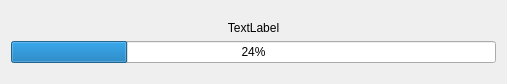
Above: RapidScan/progressdialog.ui from Shining3D/sdk-demo-cpp-rapid before the change. Below: the same form after it.
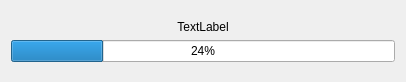
That is the form after the change.

Patch:
```diff
--- a/RapidScan/progressdialog.ui
+++ b/RapidScan/progressdialog.ui
@@ -6,8 +6,8 @@
    <rect>
     <x>0</x>
     <y>0</y>
-    <width>507</width>
-    <height>84</height>
+    <width>406</width>
+    <height>82</height>
    </rect>
   </property>
   <property name="windowTitle">
```
